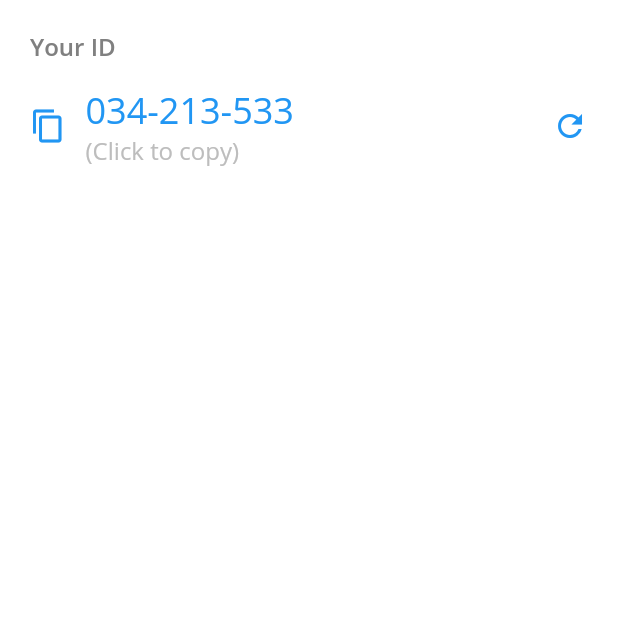
After one commit to sudox-history/droply-mobile, a Flutter app: the NetworkScreen screen opened directly, on a phone screen of 412 x 824 dp, the top half of it. The commit adds this screen. Run offline on Flutter 3.47's test engine with Material 2 defaults, Android fonts, the phone set to English and light mode, and no system bars; our stand-ins replace device_info, easy_localization.

Commit message:
[UI] Layout for ID block.

```diff
--- a/lib/main/main_screen.dart
+++ b/lib/main/main_screen.dart
@@ -1,5 +1,5 @@
-import 'package:droply/common/widgets.dart';
 import 'package:droply/main/nearby.dart';
+import 'package:droply/main/network.dart';
 import 'package:flutter/material.dart';
 import 'package:easy_localization/easy_localization.dart';
 
@@ -25,7 +25,7 @@ class MainScreen extends StatelessWidget {
         body: TabBarView(
           children: [
             NearbyScreen(),
-            NearbyScreen(),
+            NetworkScreen(),
           ],
         ),
       ),
--- /dev/null
+++ b/lib/main/network.dart
@@ -0,0 +1,95 @@
+import 'package:droply/common/constants.dart';
+import 'package:flutter/cupertino.dart';
+import 'package:flutter/material.dart';
+
+class NetworkScreen extends StatelessWidget {
+  @override
+  Widget build(BuildContext context) {
+    return Scaffold(
+      body: SingleChildScrollView(
+        padding: EdgeInsets.only(
+          top: 20,
+          bottom: 20,
+        ),
+        child: Column(
+          children: [
+            _buildIdBlock(),
+          ],
+        ),
+      ),
+    );
+  }
+
+  Widget _buildIdBlock() {
+    return Column(
+      crossAxisAlignment: CrossAxisAlignment.start,
+      children: [
+        Container(
+          margin: EdgeInsets.only(
+            left: 20,
+            right: 20,
+          ),
+          child: Text(
+            "Your ID",
+            style: TextStyle(
+              fontFamily: AppFonts.openSans,
+              fontWeight: AppFonts.semibold,
+              color: AppColors.hint1TextColor,
+              fontSize: 16,
+            ),
+          ),
+        ),
+        Container(
+          margin: EdgeInsets.only(
+            top: 10,
+            left: 20,
+          ),
+          child: Row(
+            children: [
+              Icon(
+                Icons.content_copy,
+                color: AppColors.blue,
+              ),
+              Expanded(
+                child: Container(
+                  margin: EdgeInsets.only(left: 13),
+                  child: Column(
+                    crossAxisAlignment: CrossAxisAlignment.start,
+                    children: [
+                      Text(
+                        "034-213-533",
+                        style: TextStyle(
+                          color: AppColors.blue,
+                          fontFamily: AppFonts.openSans,
+                          fontWeight: AppFonts.regular,
+                          fontSize: 24,
+                        ),
+                      ),
+                      Text(
+                        "(Click to copy)",
+                        style: TextStyle(
+                          color: AppColors.hint2TextColor,
+                          fontFamily: AppFonts.openSans,
+                          fontWeight: AppFonts.regular,
+                          fontSize: 16,
+                        ),
+                      ),
+                    ],
+                  ),
+                ),
+              ),
+              IconButton(
+                icon: Icon(
+                  Icons.refresh,
+                  color: AppColors.blue,
+                ),
+                padding: EdgeInsets.all(20),
+                onPressed: () {},
+              ),
+            ],
+          ),
+        )
+      ],
+    );
+  }
+}
```
